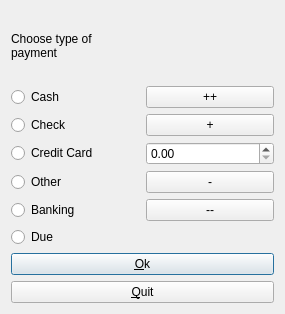
Above: plugins/accountreceiptsplugin/ChoiceDialog.ui from FreeHealth/freehealth before the change. Below: the same form after it.
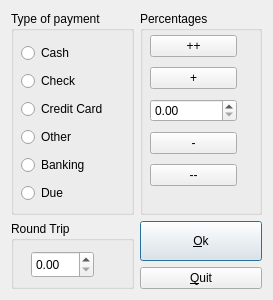
That is the form after the change.

Diff of the .ui file:
```diff
--- a/plugins/accountreceiptsplugin/ChoiceDialog.ui
+++ b/plugins/accountreceiptsplugin/ChoiceDialog.ui
@@ -6,28 +6,30 @@
    <rect>
     <x>0</x>
     <y>0</y>
-    <width>285</width>
-    <height>314</height>
+    <width>273</width>
+    <height>300</height>
    </rect>
   </property>
   <property name="windowTitle">
    <string/>
   </property>
+  <layout class="QGridLayout" name="gridLayout_4">
+   <item row="0" column="0">
   <layout class="QGridLayout" name="gridLayout_3">
    <item row="0" column="0">
-    <layout class="QGridLayout" name="gridLayout_2">
-     <item row="0" column="0">
-      <widget class="QLabel" name="label">
-       <property name="text">
-        <string>Choose type of 
-payment</string>
+      <widget class="QGroupBox" name="typeGroupBox">
+       <property name="title">
+        <string>Type of payment</string>
        </property>
-       <property name="wordWrap">
-        <bool>true</bool>
-       </property>
-      </widget>
-     </item>
-     <item row="1" column="0">
+       <widget class="QWidget" name="">
+        <property name="geometry">
+         <rect>
+          <x>10</x>
+          <y>30</y>
+          <width>102</width>
+          <height>164</height>
+         </rect>
+        </property>
       <layout class="QGridLayout" name="gridLayout">
        <item row="0" column="0">
         <widget class="QRadioButton" name="cashButton">
@@ -71,31 +73,57 @@
          </property>
         </widget>
        </item>
-       <item row="2" column="1">
-        <widget class="QDoubleSpinBox" name="percentDoubleSpinBox"/>
-       </item>
-       <item row="1" column="1">
+        </layout>
+       </widget>
+      </widget>
+     </item>
+     <item row="0" column="1">
+      <widget class="QGroupBox" name="percentGroupBox">
+       <property name="title">
+        <string>Percentages</string>
+       </property>
+       <widget class="QWidget" name="">
+        <property name="geometry">
+         <rect>
+          <x>10</x>
+          <y>20</y>
+          <width>87</width>
+          <height>161</height>
+         </rect>
+        </property>
+        <layout class="QGridLayout" name="gridLayout_2">
+         <item row="0" column="0">
+          <widget class="QPushButton" name="plusConstButton">
+           <property name="text">
+            <string>++</string>
+           </property>
+          </widget>
+         </item>
+         <item row="1" column="0">
         <widget class="QPushButton" name="plusButton">
          <property name="text">
           <string>+</string>
          </property>
         </widget>
        </item>
-       <item row="3" column="1">
+         <item row="2" column="0">
+          <widget class="QDoubleSpinBox" name="percentDoubleSpinBox">
+           <property name="maximumSize">
+            <size>
+             <width>90</width>
+             <height>16777215</height>
+            </size>
+           </property>
+          </widget>
+         </item>
+         <item row="3" column="0">
         <widget class="QPushButton" name="lessButton">
          <property name="text">
           <string>-</string>
          </property>
         </widget>
        </item>
-       <item row="0" column="1">
-        <widget class="QPushButton" name="plusConstButton">
-         <property name="text">
-          <string>++</string>
-         </property>
-        </widget>
-       </item>
-       <item row="4" column="1">
+         <item row="4" column="0">
         <widget class="QPushButton" name="lessConstButton">
          <property name="text">
           <string>--</string>
@@ -103,9 +131,34 @@
         </widget>
        </item>
       </layout>
+       </widget>
+      </widget>
      </item>
-     <item row="2" column="0">
+     <item row="1" column="0" rowspan="2">
+      <widget class="QGroupBox" name="distanceGroupBox">
+       <property name="title">
+        <string>Round Trip</string>
+       </property>
+       <widget class="QDoubleSpinBox" name="distanceDoubleSpinBox">
+        <property name="geometry">
+         <rect>
+          <x>20</x>
+          <y>30</y>
+          <width>63</width>
+          <height>27</height>
+         </rect>
+        </property>
+       </widget>
+      </widget>
+     </item>
+     <item row="1" column="1">
       <widget class="QPushButton" name="okButton">
+       <property name="minimumSize">
+        <size>
+         <width>0</width>
+         <height>40</height>
+        </size>
+       </property>
        <property name="text">
         <string>&amp;Ok</string>
        </property>
@@ -114,7 +167,7 @@
        </property>
       </widget>
      </item>
-     <item row="3" column="0">
+     <item row="2" column="1">
       <widget class="QPushButton" name="quitButton">
        <property name="text">
         <string>&amp;Quit</string>
```
Left out of the diff: 2 changed lines with no effect on the pictures. Lines whose indentation alone changed are shown as unchanged.
